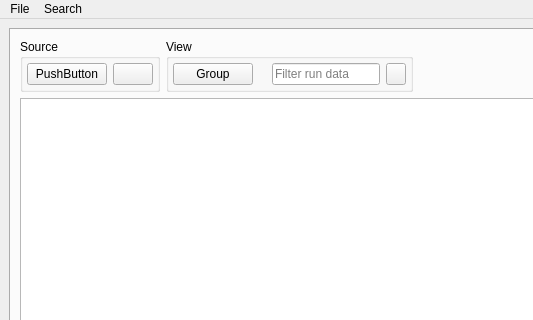
First picture: the form in frontend/mainwindow.ui, repository disorderedmaterials/jv2, before the edit; both pictures show x 0 to 533 and y 0 to 320 of the 817 by 605 pixel window.
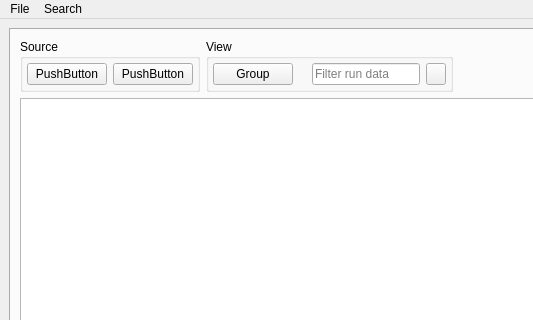
Second picture: the form after the edit. Icons and pictures are not drawn.

Commit message: Cycle on button not combo

```diff
--- a/frontend/mainwindow.ui
+++ b/frontend/mainwindow.ui
@@ -77,11 +77,11 @@
                </item>
                <item>
                 <widget class="QPushButton" name="cycleButton">
-                 <property name="sizePolicy">
-                  <sizepolicy hsizetype="Preferred" vsizetype="Fixed">
-                   <horstretch>0</horstretch>
-                   <verstretch>0</verstretch>
-                  </sizepolicy>
+                 <property name="contextMenuPolicy">
+                  <enum>Qt::CustomContextMenu</enum>
+                 </property>
+                 <property name="text">
+                  <string>PushButton</string>
                  </property>
                 </widget>
                </item>
```
The commit also changes 5 other files.
